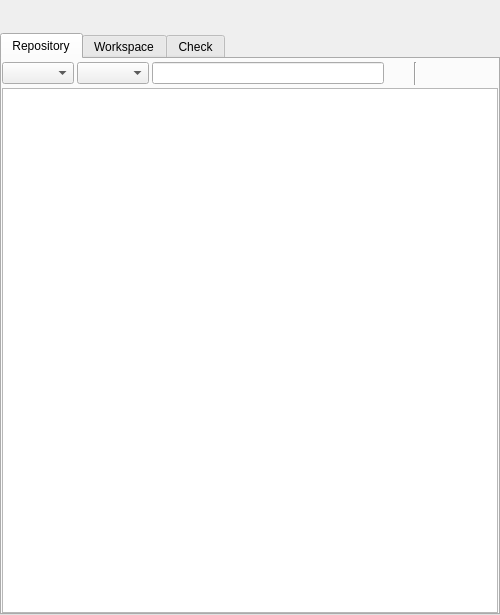
Above: maya/ui/main.ui from lonegather/Samkit before the change. Below: the same form after it.
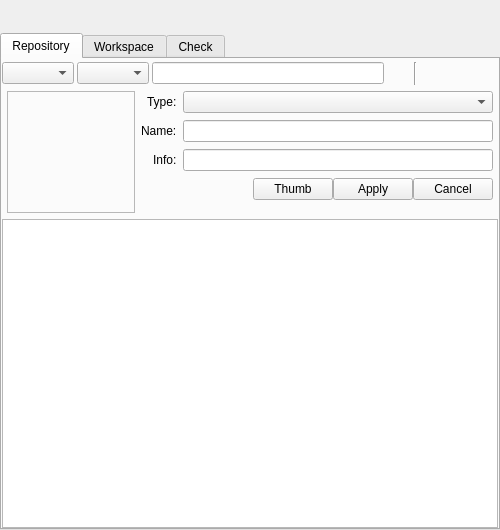
That is the form after the change.

```diff
--- a/maya/ui/main.ui
+++ b/maya/ui/main.ui
@@ -7,7 +7,7 @@
     <x>0</x>
     <y>0</y>
     <width>500</width>
-    <height>615</height>
+    <height>530</height>
    </rect>
   </property>
   <property name="minimumSize">
@@ -151,6 +151,154 @@
          </item>
         </layout>
        </item>
+       <item>
+        <widget class="QWidget" name="detail" native="true">
+         <property name="minimumSize">
+          <size>
+           <width>0</width>
+           <height>128</height>
+          </size>
+         </property>
+         <property name="maximumSize">
+          <size>
+           <width>16777215</width>
+           <height>128</height>
+          </size>
+         </property>
+         <layout class="QHBoxLayout" name="horizontalLayout_5">
+          <property name="leftMargin">
+           <number>5</number>
+          </property>
+          <property name="topMargin">
+           <number>3</number>
+          </property>
+          <property name="rightMargin">
+           <number>5</number>
+          </property>
+          <property name="bottomMargin">
+           <number>3</number>
+          </property>
+          <item>
+           <widget class="QLabel" name="lbl_thumb">
+            <property name="minimumSize">
+             <size>
+              <width>128</width>
+              <height>0</height>
+             </size>
+            </property>
+            <property name="frameShape">
+             <enum>QFrame::StyledPanel</enum>
+            </property>
+            <property name="frameShadow">
+             <enum>QFrame::Sunken</enum>
+            </property>
+            <property name="text">
+             <string/>
+            </property>
+           </widget>
+          </item>
+          <item>
+           <layout class="QFormLayout" name="formLayout">
+            <property name="labelAlignment">
+             <set>Qt::AlignRight|Qt::AlignTrailing|Qt::AlignVCenter</set>
+            </property>
+            <property name="verticalSpacing">
+             <number>7</number>
+            </property>
+            <item row="0" column="1">
+             <widget class="QComboBox" name="comboBox"/>
+            </item>
+            <item row="0" column="0">
+             <widget class="QLabel" name="label_2">
+              <property name="text">
+               <string>Type:</string>
+              </property>
+             </widget>
+            </item>
+            <item row="1" column="1">
+             <widget class="QLineEdit" name="lineEdit"/>
+            </item>
+            <item row="2" column="1">
+             <widget class="QLineEdit" name="lineEdit_2"/>
+            </item>
+            <item row="3" column="1">
+             <layout class="QHBoxLayout" name="horizontalLayout_3">
+              <item>
+               <spacer name="horizontalSpacer_2">
+                <property name="orientation">
+                 <enum>Qt::Horizontal</enum>
+                </property>
+                <property name="sizeHint" stdset="0">
+                 <size>
+                  <width>40</width>
+                  <height>20</height>
+                 </size>
+                </property>
+               </spacer>
+              </item>
+              <item>
+               <widget class="QPushButton" name="pushButton_3">
+                <property name="minimumSize">
+                 <size>
+                  <width>80</width>
+                  <height>0</height>
+                 </size>
+                </property>
+                <property name="text">
+                 <string>Thumb</string>
+                </property>
+                <property name="checkable">
+                 <bool>true</bool>
+                </property>
+               </widget>
+              </item>
+              <item>
+               <widget class="QPushButton" name="pushButton">
+                <property name="minimumSize">
+                 <size>
+                  <width>80</width>
+                  <height>0</height>
+                 </size>
+                </property>
+                <property name="text">
+                 <string>Apply</string>
+                </property>
+               </widget>
+              </item>
+              <item>
+               <widget class="QPushButton" name="pushButton_2">
+                <property name="minimumSize">
+                 <size>
+                  <width>80</width>
+                  <height>0</height>
+                 </size>
+                </property>
+                <property name="text">
+                 <string>Cancel</string>
+                </property>
+               </widget>
+              </item>
+             </layout>
+            </item>
+            <item row="1" column="0">
+             <widget class="QLabel" name="label_3">
+              <property name="text">
+               <string>Name:</string>
+              </property>
+             </widget>
+            </item>
+            <item row="2" column="0">
+             <widget class="QLabel" name="label_4">
+              <property name="text">
+               <string>Info:</string>
+              </property>
+             </widget>
+            </item>
+           </layout>
+          </item>
+         </layout>
+        </widget>
+       </item>
        <item>
         <widget class="QListView" name="lv_asset"/>
        </item>
```
Left out of the diff: 3 changed lines with no effect on the pictures.
